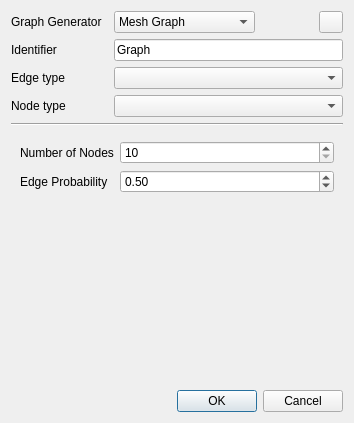
Above: libgraphtheory/editorplugins/generategraph/generategraphwidget.ui from KDE/rocs before the change. Below: the same form after it.
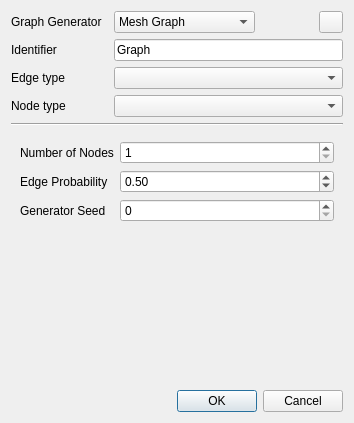
That is the form after the change. The open tabs and pages were chosen to show the change. Custom widgets are drawn as their Qt base class.

Commit message: Fix on the Generator Seeds of the graph generator widget

```diff
--- a/libgraphtheory/editorplugins/generategraph/generategraphwidget.ui
+++ b/libgraphtheory/editorplugins/generategraph/generategraphwidget.ui
@@ -450,7 +450,7 @@
          <item row="0" column="1">
           <widget class="QSpinBox" name="randomDagNumberOfNodes">
            <property name="minimum">
-            <number>10</number>
+            <number>1</number>
            </property>
            <property name="maximum">
             <number>999</number>
@@ -477,6 +477,20 @@
            </property>
           </widget>
          </item>
+         <item row="2" column="0">
+          <widget class="QLabel" name="label_dagGeneratorSeed">
+           <property name="text">
+            <string>Generator Seed</string>
+           </property>
+          </widget>
+         </item>
+         <item row="2" column="1">
+          <widget class="QSpinBox" name="dagGeneratorSeed">
+           <property name="enabled">
+            <bool>true</bool>
+           </property>
+          </widget>
+         </item>
         </layout>
        </item>
       </layout>
```
Left out of the diff: 34 changed lines with no effect on the pictures. The commit also changes 1 other file.
